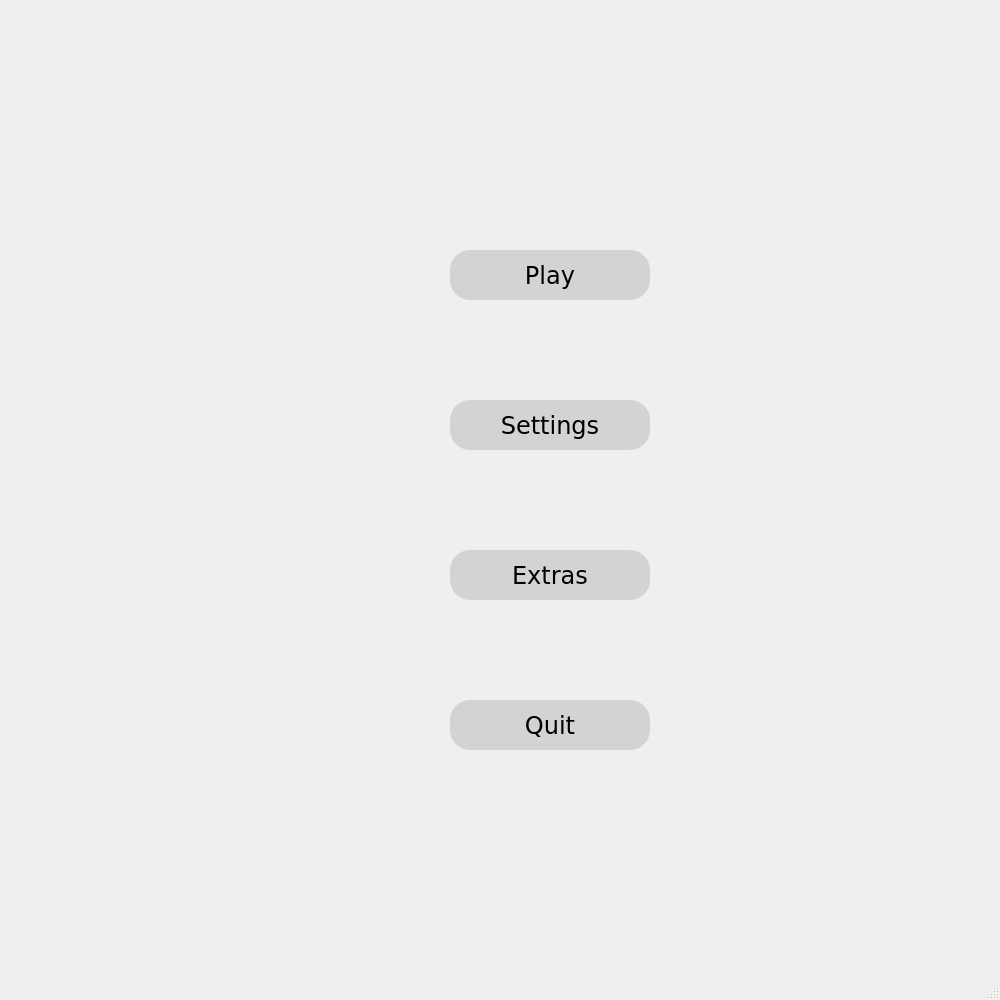
Qt form RoboArena2/MenuAssets/MainMenu.ui (Mesaying/Roboarena2023Team3) before a commit.
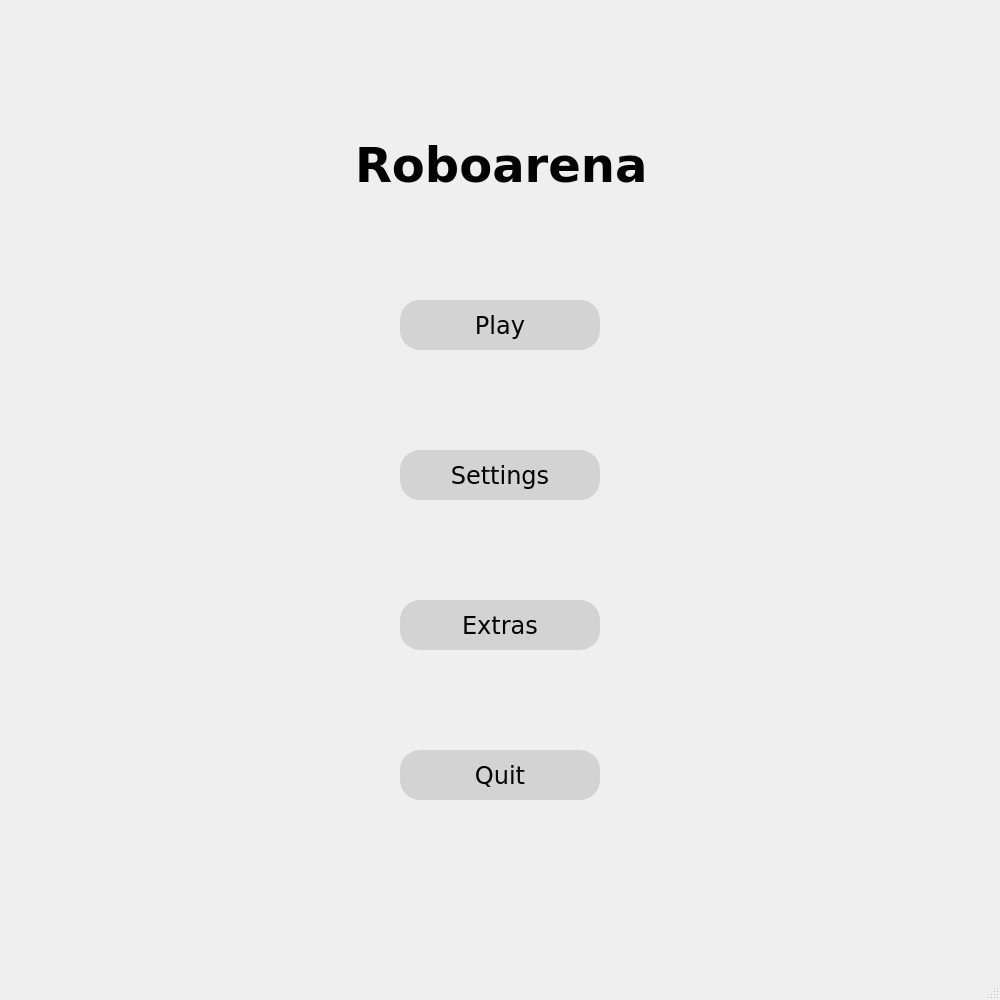
The same form after that commit.

Diff of the .ui file:
```diff
--- a/RoboArena2/MenuAssets/MainMenu.ui
+++ b/RoboArena2/MenuAssets/MainMenu.ui
@@ -17,8 +17,8 @@
    <widget class="QPushButton" name="PlayButton">
     <property name="geometry">
      <rect>
-      <x>450</x>
-      <y>250</y>
+      <x>400</x>
+      <y>300</y>
       <width>200</width>
       <height>50</height>
      </rect>
@@ -47,8 +47,8 @@
    <widget class="QPushButton" name="SettingsButton">
     <property name="geometry">
      <rect>
-      <x>450</x>
-      <y>400</y>
+      <x>400</x>
+      <y>450</y>
       <width>200</width>
       <height>50</height>
      </rect>
@@ -77,8 +77,8 @@
    <widget class="QPushButton" name="QuitButton">
     <property name="geometry">
      <rect>
-      <x>450</x>
-      <y>700</y>
+      <x>400</x>
+      <y>750</y>
       <width>200</width>
       <height>50</height>
      </rect>
@@ -107,8 +107,8 @@
    <widget class="QPushButton" name="ExtrasButton">
     <property name="geometry">
      <rect>
-      <x>450</x>
-      <y>550</y>
+      <x>400</x>
+      <y>600</y>
       <width>200</width>
       <height>50</height>
      </rect>
@@ -134,6 +134,39 @@
      <string>Extras</string>
     </property>
    </widget>
+   <widget class="QLabel" name="coolHeader">
+    <property name="geometry">
+     <rect>
+      <x>355</x>
+      <y>100</y>
+      <width>301</width>
+      <height>131</height>
+     </rect>
+    </property>
+    <property name="font">
+     <font>
+      <family>Verdana</family>
+      <pointsize>36</pointsize>
+      <weight>75</weight>
+      <bold>true</bold>
+     </font>
+    </property>
+    <property name="styleSheet">
+     <string notr="true">Qlabel#coolHeader {
+    font-size: 24px;
+    font-family: &quot;Arial&quot;;
+    font-weight: bold;
+    color: #3366FF;
+    background-color: #F0F0F0;
+    padding: 10px;
+    border-radius: 5px;
+}
+</string>
+    </property>
+    <property name="text">
+     <string>Roboarena </string>
+    </property>
+   </widget>
   </widget>
   <widget class="QStatusBar" name="statusbar"/>
  </widget>
```
Left out of the diff: 4 changed lines with no effect on the pictures.
